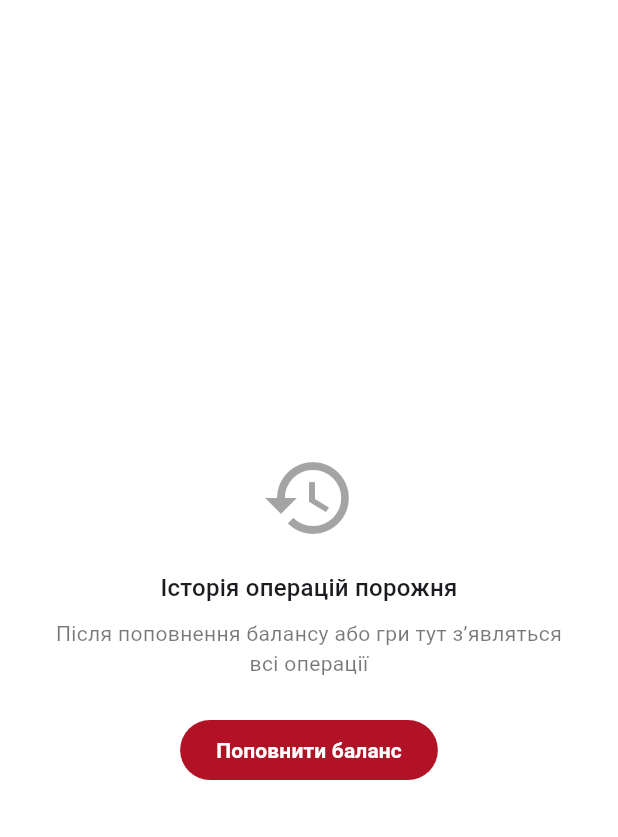
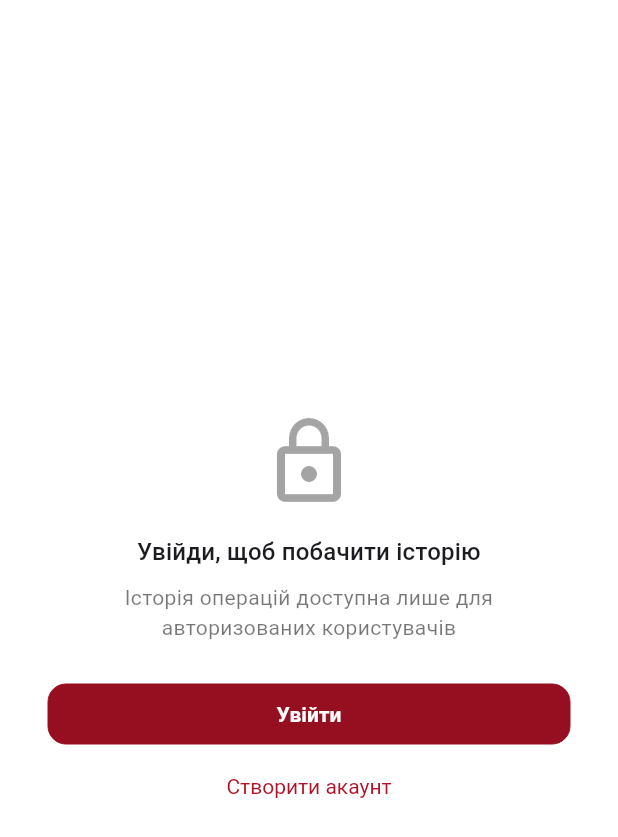
Before and after one commit to Vladus27/lucky-money-game, a Flutter app: the HistoryScreen screen opened by its route, on a phone screen of 412 x 824 dp. Shown: the top 837 px of the screen. Run offline on Flutter 3.47's test engine with Material 3 defaults, Android fonts, the phone set to English and light mode, and no system bars; our stand-ins replace animated_bottom_navigation_bar, flutter_riverpod, google_fonts.

Commit message:
implementation history unauthenticated state

```diff
--- a/lucky_money_app/lib/features/history/view/history_screen.dart
+++ b/lucky_money_app/lib/features/history/view/history_screen.dart
@@ -2,12 +2,14 @@ import 'package:flutter/material.dart';
 import 'package:lucky_money_app/common/models/history_model.dart';
 import 'package:lucky_money_app/features/history/widgets/history_empty_state.dart';
 import 'package:lucky_money_app/features/history/widgets/history_tile.dart';
+import 'package:lucky_money_app/features/history/widgets/history_unauthenticated_state.dart';
 
 class HistoryScreen extends StatelessWidget {
   const HistoryScreen({super.key});
 
   @override
   Widget build(BuildContext context) {
+    final bool isAuthenticated = 1 == 3;
     final history = [
       HistoryItem(
         type: HistoryType.deposit,
@@ -27,6 +29,17 @@ class HistoryScreen extends StatelessWidget {
       ),
     ];
 
+    if (!isAuthenticated) {
+      return HistoryUnauthenticatedState(
+        onLoginPressed: () {
+          Navigator.pushNamed(context, '/auth-login');
+        },
+        onRegisterPressed: () {
+          Navigator.pushNamed(context, '/auth-register');
+        },
+      );
+    }
+
     if (history.isNotEmpty) {
       return HistoryEmptyState(
         onDepositPressed: () {
--- /dev/null
+++ b/lucky_money_app/lib/features/history/widgets/history_unauthenticated_state.dart
@@ -0,0 +1,59 @@
+import 'package:flutter/material.dart';
+
+class HistoryUnauthenticatedState extends StatelessWidget {
+  const HistoryUnauthenticatedState({
+    super.key,
+    required this.onLoginPressed,
+    this.onRegisterPressed,
+  });
+
+  final VoidCallback onLoginPressed;
+  final VoidCallback? onRegisterPressed;
+
+  @override
+  Widget build(BuildContext context) {
+    final theme = Theme.of(context);
+
+    return Center(
+      child: Padding(
+        padding: const EdgeInsets.all(32),
+        child: Column(
+          mainAxisSize: MainAxisSize.min,
+          children: [
+            Icon(
+              Icons.lock_outline,
+              size: 64,
+              color: theme.colorScheme.onSurface.withValues(alpha: 0.4),
+            ),
+            const SizedBox(height: 16),
+            Text(
+              'Увійди, щоб побачити історію',
+              style: theme.textTheme.titleMedium,
+              textAlign: TextAlign.center,
+            ),
+            const SizedBox(height: 8),
+            Text(
+              'Історія операцій доступна лише для авторизованих користувачів',
+              style: theme.textTheme.bodyMedium?.copyWith(
+                color: theme.colorScheme.onSurface.withValues(alpha: 0.6),
+              ),
+              textAlign: TextAlign.center,
+            ),
+            const SizedBox(height: 24),
+            SizedBox(
+              width: double.infinity,
+              child: OutlinedButton(
+                onPressed: onLoginPressed,
+                child: const Text('Увійти'),
+              ),
+            ),
+            TextButton(
+              onPressed: onRegisterPressed,
+              child: const Text('Створити акаунт'),
+            ),
+          ],
+        ),
+      ),
+    );
+  }
+}
```
